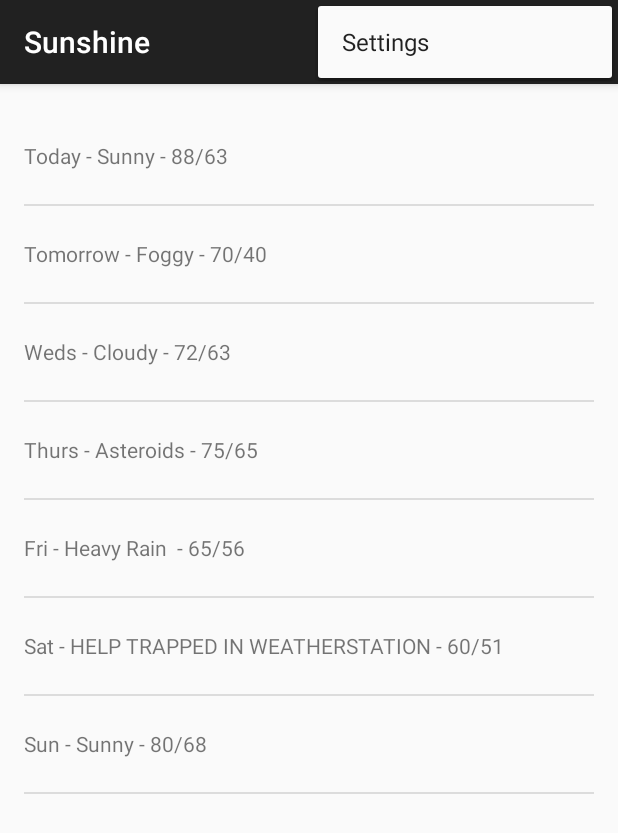
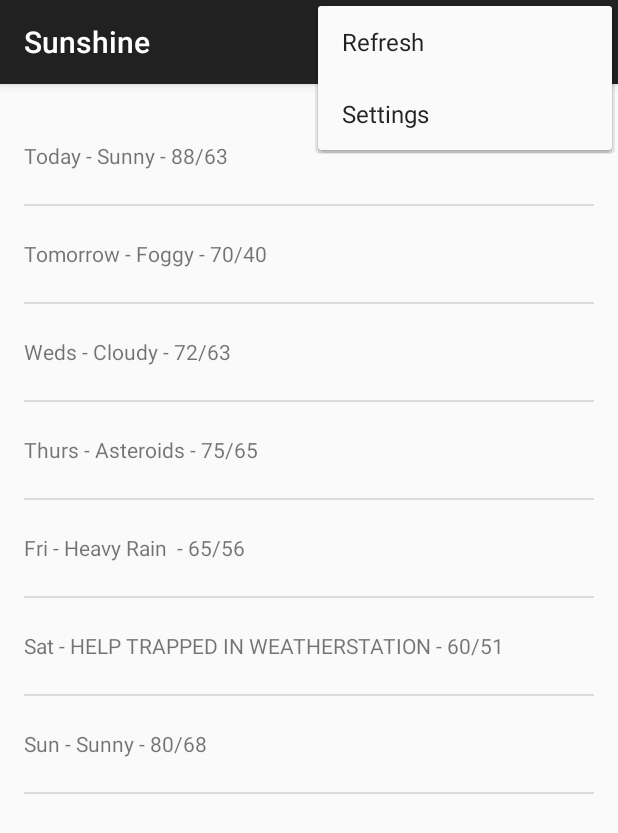
Before and after one commit to StefanoPernat/Udacity-Sunshine, an Android app: the screen it shows after launch (MainActivity), with the options menu open, on a phone screen of 412 x 824 dp. Shown: the top 833 px of the screen. Run offline under Robolectric (Android 15) with nearby library versions, the phone set to English and light mode, and no system bars.

Commit message:
Added refresh menu button for testing FetchWeatherTask

```diff
--- a/app/src/main/java/com/example/android/sunshine/app/ForecastFragment.java
+++ b/app/src/main/java/com/example/android/sunshine/app/ForecastFragment.java
@@ -5,6 +5,8 @@ import android.support.v4.app.Fragment;
 import android.os.Bundle;
 import android.util.Log;
 import android.view.LayoutInflater;
+import android.view.Menu;
+import android.view.MenuInflater;
 import android.view.View;
 import android.view.ViewGroup;
 import android.widget.ArrayAdapter;
@@ -26,6 +28,7 @@ import java.util.List;
 public class ForecastFragment extends Fragment {
 
     public ForecastFragment() {
+        setHasOptionsMenu(true);
     }
 
     @Override
@@ -56,6 +59,11 @@ public class ForecastFragment extends Fragment {
         forecastListView.setAdapter(forecastAdapter);
 
         return viewRoot;
+    }
+
+    @Override
+    public void onCreateOptionsMenu(Menu menu, MenuInflater inflater) {
+        inflater.inflate(R.menu.forecastfragment,menu);
     }
 
     public class FetchWeatherTask extends AsyncTask<Void,Void,Void>{
--- /dev/null
+++ b/app/src/main/res/menu/forecastfragment.xml
@@ -0,0 +1,10 @@
+<?xml version="1.0" encoding="utf-8"?>
+<menu xmlns:android="http://schemas.android.com/apk/res/android"
+      xmlns:app="http://schemas.android.com/apk/res-auto">
+
+    <item
+        android:id="@+id/action_refresh"
+        android:title="@string/action_refresh"
+        android:orderInCategory="100"
+        app:showAsAction="never"/>
+</menu>
--- a/app/src/main/res/menu/menu_main.xml
+++ b/app/src/main/res/menu/menu_main.xml
@@ -1,6 +1,10 @@
 <menu xmlns:android="http://schemas.android.com/apk/res/android"
     xmlns:app="http://schemas.android.com/apk/res-auto"
-    xmlns:tools="http://schemas.android.com/tools" tools:context=".MainActivity">
-    <item android:id="@+id/action_settings" android:title="@string/action_settings"
-        android:orderInCategory="100" app:showAsAction="never" />
+    xmlns:tools="http://schemas.android.com/tools"
+    tools:context=".MainActivity">
+
+    <item android:id="@+id/action_settings"
+        android:title="@string/action_settings"
+        android:orderInCategory="200"
+        app:showAsAction="never" />
 </menu>
--- a/app/src/main/res/values/strings.xml
+++ b/app/src/main/res/values/strings.xml
@@ -2,4 +2,7 @@
     <string name="app_name">Sunshine</string>
     <string name="hello_world">Hello world!</string>
     <string name="action_settings">Settings</string>
+
+    <!-- forecast menu -->
+    <string name="action_refresh" translatable="false">Refresh</string>
 </resources>
```
